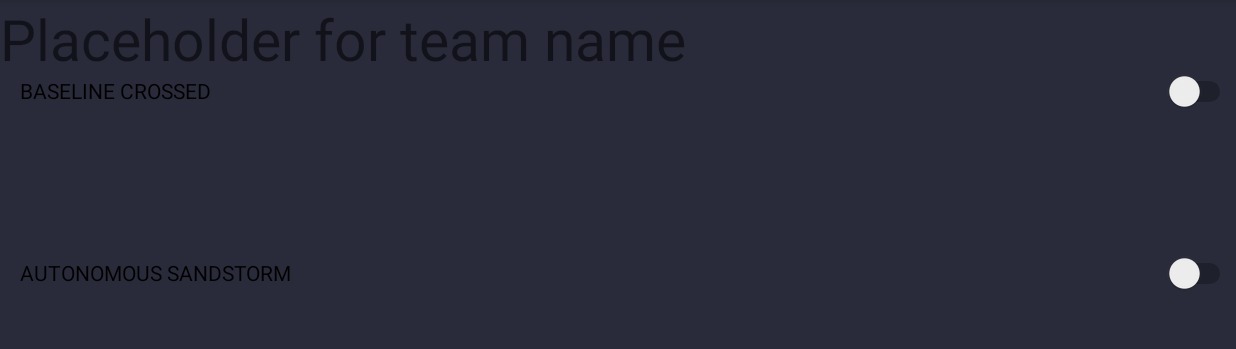
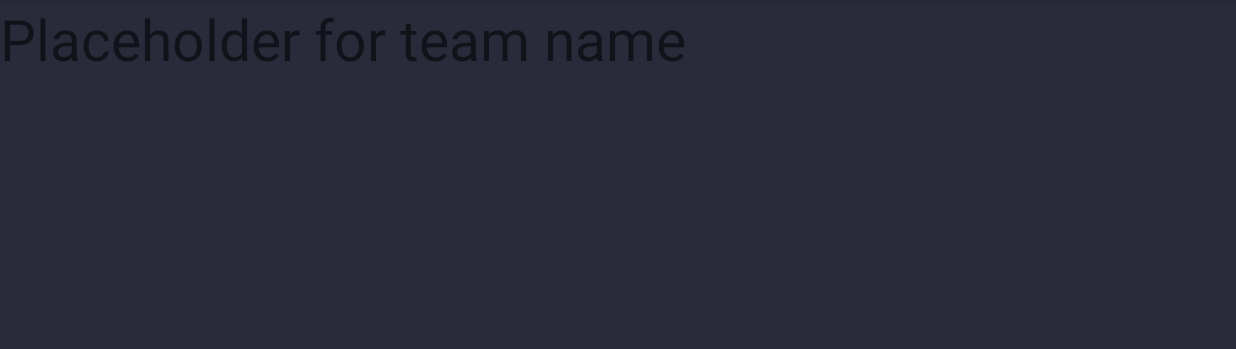
Before and after one commit to PrasannS/CryptoniteScout, an Android app: the fragment AutonFragment placed in its activity, on a phone screen of 824 x 412 dp (held sideways), the part 72-421 px from its top. Run offline under Robolectric (Android 15) with nearby library versions, the phone set to English and light mode, and no system bars; libraries missing offline, so code that uses them is left out: org.greenrobot.greendao.

Commit message:
Unecessary data input removed

```diff
--- a/app/src/main/res/layout/fragment_auton.xml
+++ b/app/src/main/res/layout/fragment_auton.xml
@@ -9,36 +9,6 @@
         android:layout_width="fill_parent"
         android:layout_height="match_parent"
         android:orientation="vertical">
-
-
-
-        <LinearLayout
-            android:layout_width="match_parent"
-            android:layout_height="match_parent"
-            android:layout_weight="2">
-
-            <Switch
-                android:layout_width="match_parent"
-                android:layout_height="match_parent"
-                android:layout_weight="1"
-                android:id = "@+id/baselinecrossed"
-                android:text = "    BASELINE CROSSED" />
-
-        </LinearLayout>
-
-        <LinearLayout
-            android:layout_width="match_parent"
-            android:layout_height="match_parent"
-            android:layout_weight="2">
-
-            <Switch
-                android:layout_width="match_parent"
-                android:layout_height="match_parent"
-                android:layout_weight="1"
-                android:id = "@+id/autosandstorm"
-                android:text = "    AUTONOMOUS SANDSTORM" />
-
-        </LinearLayout>
 
         <LinearLayout
             android:layout_width="match_parent"
```
